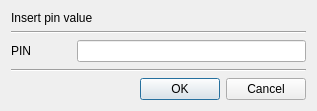
This is CertMan/pin_dlg.ui in jykim74/CertMan as Qt 5 draws it before an edit. The edited form follows.
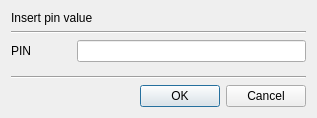
This is the edited form.

Patch:
```diff
--- a/CertMan/pin_dlg.ui
+++ b/CertMan/pin_dlg.ui
@@ -7,7 +7,7 @@
     <x>0</x>
     <y>0</y>
     <width>317</width>
-    <height>111</height>
+    <height>118</height>
    </rect>
   </property>
   <property name="windowTitle">
```
